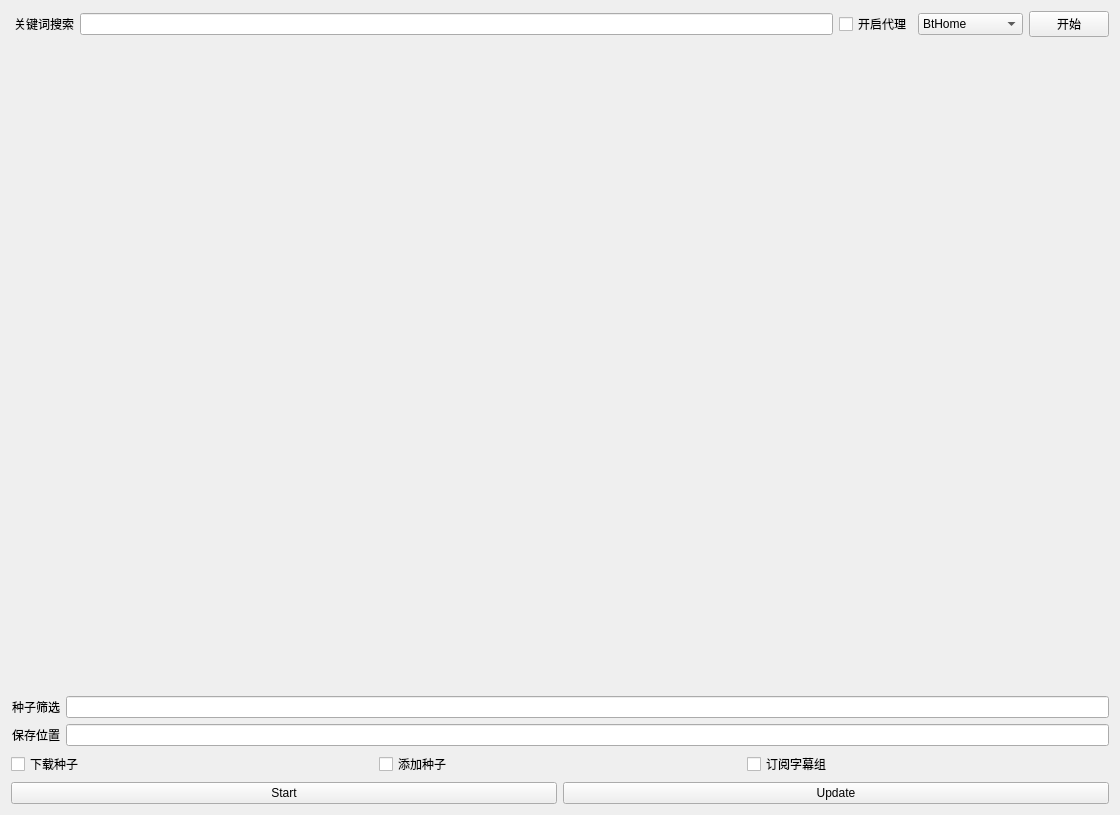
Before: the Qt Designer form resource/BtWindowAdvance.ui in waitfortea/BtHome, drawn with Qt 5.
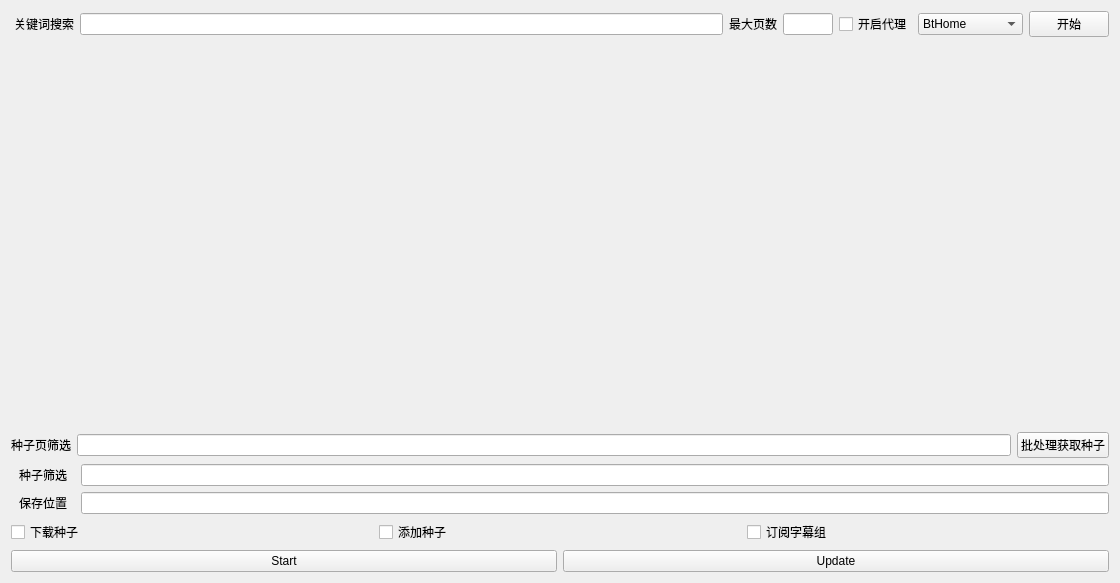
After: the same form once the commit is applied. Custom widgets are drawn as their Qt base class.

```diff
--- a/resource/BtWindowAdvance.ui
+++ b/resource/BtWindowAdvance.ui
@@ -7,7 +7,7 @@
     <x>0</x>
     <y>0</y>
     <width>1120</width>
-    <height>815</height>
+    <height>583</height>
    </rect>
   </property>
   <property name="sizePolicy">
@@ -41,6 +41,35 @@
      <item>
       <widget class="LineEdit" name="searchKeyWordslineEdit"/>
      </item>
+     <item>
+      <widget class="QLabel" name="label">
+       <property name="text">
+        <string>最大页数</string>
+       </property>
+      </widget>
+     </item>
+     <item>
+      <widget class="QLineEdit" name="pageRangelineEdit">
+       <property name="sizePolicy">
+        <sizepolicy hsizetype="Fixed" vsizetype="Fixed">
+         <horstretch>0</horstretch>
+         <verstretch>0</verstretch>
+        </sizepolicy>
+       </property>
+       <property name="minimumSize">
+        <size>
+         <width>50</width>
+         <height>0</height>
+        </size>
+       </property>
+       <property name="maximumSize">
+        <size>
+         <width>50</width>
+         <height>16777215</height>
+        </size>
+       </property>
+      </widget>
+     </item>
      <item>
       <widget class="QCheckBox" name="proxyCheckBox">
        <property name="text">
@@ -100,7 +129,7 @@
         <x>0</x>
         <y>0</y>
         <width>1102</width>
-        <height>640</height>
+        <height>375</height>
        </rect>
       </property>
       <layout class="QVBoxLayout" name="verticalLayout">
@@ -151,6 +180,27 @@
      </widget>
     </widget>
    </item>
+   <item>
+    <layout class="QHBoxLayout" name="horizontalLayout_7">
+     <item>
+      <widget class="QLabel" name="label_2">
+       <property name="text">
+        <string>种子页筛选</string>
+       </property>
+      </widget>
+     </item>
+     <item>
+      <widget class="QLineEdit" name="torrentPageSlectorlineEdit"/>
+     </item>
+     <item>
+      <widget class="QPushButton" name="batchGetTorrentpushButton">
+       <property name="text">
+        <string>批处理获取种子</string>
+       </property>
+      </widget>
+     </item>
+    </layout>
+   </item>
    <item>
     <layout class="QHBoxLayout" name="horizontalLayout_5">
      <property name="spacing">
@@ -161,9 +211,27 @@
      </property>
      <item>
       <widget class="BodyLabel" name="label_4">
+       <property name="minimumSize">
+        <size>
+         <width>64</width>
+         <height>0</height>
+        </size>
+       </property>
+       <property name="maximumSize">
+        <size>
+         <width>64</width>
+         <height>16777215</height>
+        </size>
+       </property>
        <property name="text">
         <string>种子筛选</string>
        </property>
+       <property name="textFormat">
+        <enum>Qt::PlainText</enum>
+       </property>
+       <property name="alignment">
+        <set>Qt::AlignCenter</set>
+       </property>
        <property name="margin">
         <number>0</number>
        </property>
@@ -181,9 +249,24 @@
     <layout class="QHBoxLayout" name="horizontalLayout_2">
      <item>
       <widget class="BodyLabel" name="label_11">
+       <property name="minimumSize">
+        <size>
+         <width>64</width>
+         <height>0</height>
+        </size>
+       </property>
+       <property name="maximumSize">
+        <size>
+         <width>64</width>
+         <height>16777215</height>
+        </size>
+       </property>
        <property name="text">
         <string>保存位置</string>
        </property>
+       <property name="alignment">
+        <set>Qt::AlignCenter</set>
+       </property>
        <property name="indent">
         <number>1</number>
        </property>
```
Left out of the diff: 5 changed lines with no effect on the pictures.
